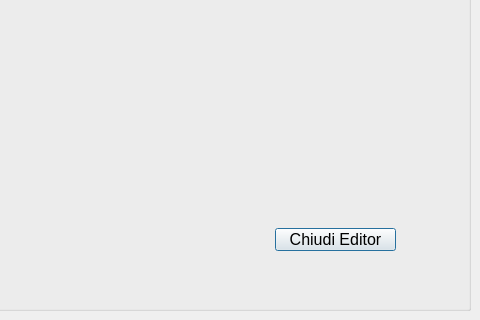
The window that editor_athlete.ui (talorno/ArcheryWkoutManager) describes before a commit, drawn with Qt 5; both pictures show x 800 to 1280 and y 480 to 800 of the 1280 by 800 pixel window.
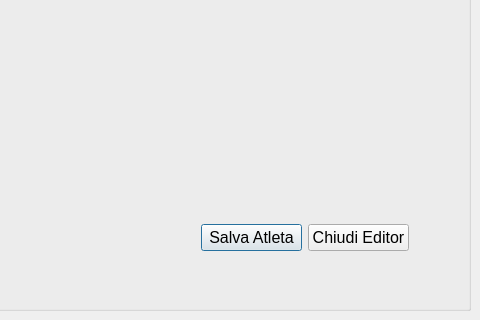
The same window after the commit.

```diff
--- a/editor_athlete.ui
+++ b/editor_athlete.ui
@@ -270,15 +270,30 @@
         </item>
        </layout>
       </widget>
-      <widget class="QPushButton" name="BTN_close">
+      <widget class="QWidget" name="gridLayoutWidget_3">
        <property name="geometry">
         <rect>
-         <x>904</x>
-         <y>670</y>
-         <width>121</width>
-         <height>23</height>
+         <x>830</x>
+         <y>640</y>
+         <width>208</width>
+         <height>80</height>
         </rect>
        </property>
+       <layout class="QGridLayout" name="LYT_buttons">
+        <item row="0" column="0">
+         <widget class="QPushButton" name="BTN_save">
+          <property name="font">
+           <font>
+            <pointsize>12</pointsize>
+           </font>
+          </property>
+          <property name="text">
+           <string>Salva Atleta</string>
+          </property>
+         </widget>
+        </item>
+        <item row="0" column="1">
+         <widget class="QPushButton" name="BTN_close">
        <property name="font">
         <font>
          <pointsize>12</pointsize>
@@ -287,6 +302,9 @@
        <property name="text">
         <string>Chiudi Editor</string>
        </property>
+         </widget>
+        </item>
+       </layout>
       </widget>
      </widget>
     </item>
```
Lines whose indentation alone changed are shown as unchanged.
